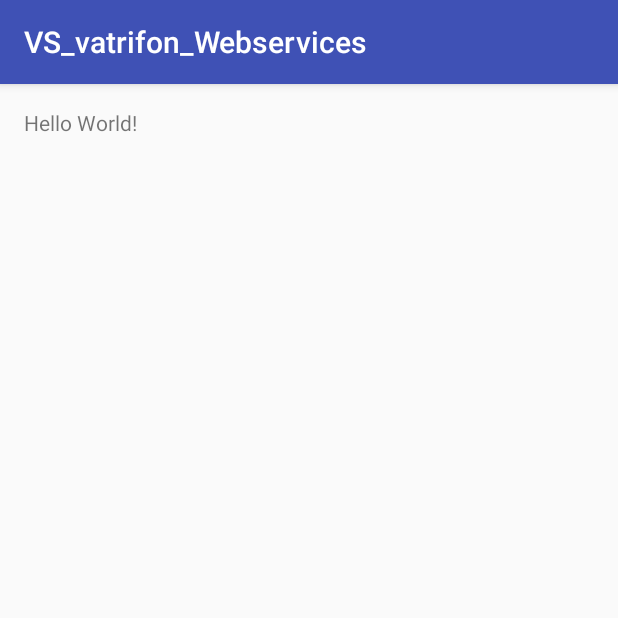
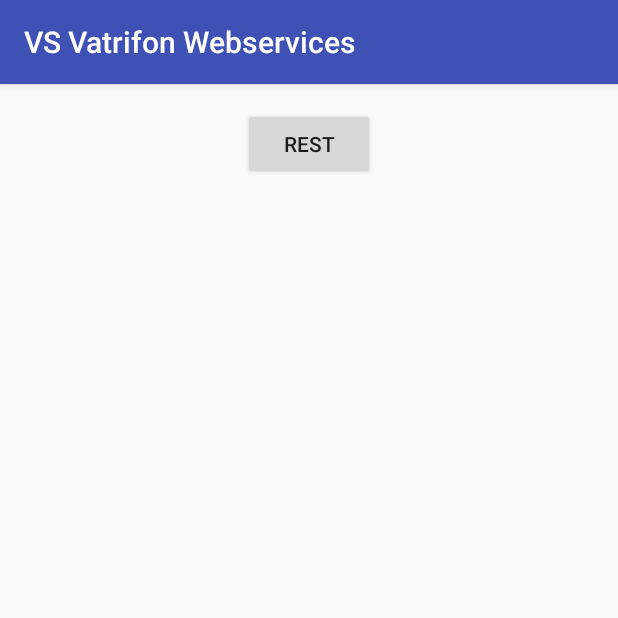
Before and after one commit to JanEberhardt/VS_vatrifon_Webservices, an Android app: the screen it shows after launch (MainActivity), on a phone screen of 412 x 824 dp, the top half of it. Run offline under Robolectric (Android 15) with nearby library versions, the phone set to English and light mode, and no system bars.

```diff
--- a/app/src/main/AndroidManifest.xml
+++ b/app/src/main/AndroidManifest.xml
@@ -15,6 +15,8 @@
                 <category android:name="android.intent.category.LAUNCHER" />
             </intent-filter>
         </activity>
+        <activity android:name=".RestActivity" >
+        </activity>
     </application>
 
 </manifest>
--- a/app/src/main/java/ch/ethz/inf/vs/a2/MainActivity.java
+++ b/app/src/main/java/ch/ethz/inf/vs/a2/MainActivity.java
@@ -1,7 +1,10 @@
 package ch.ethz.inf.vs.a2;
 
+import android.content.Intent;
 import android.support.v7.app.AppCompatActivity;
 import android.os.Bundle;
+import android.view.View;
+import android.widget.Button;
 
 public class MainActivity extends AppCompatActivity {
 
@@ -9,5 +12,14 @@ public class MainActivity extends AppCompatActivity {
     protected void onCreate(Bundle savedInstanceState) {
         super.onCreate(savedInstanceState);
         setContentView(R.layout.activity_main);
+        Button rest = (Button) findViewById(R.id.rest);
+        rest.setOnClickListener(new View.OnClickListener() {
+            @Override
+            public void onClick(View v) {
+                Intent i = new Intent(getApplicationContext(), RestActivity.class);
+                startActivity(i);
+
+            }
+        });
     }
 }
--- a/app/src/main/java/ch/ethz/inf/vs/a2/http/HttpRawRequestImpl.java
+++ b/app/src/main/java/ch/ethz/inf/vs/a2/http/HttpRawRequestImpl.java
@@ -18,7 +18,7 @@ public class HttpRawRequestImpl implements HttpRawRequest{
     @Override
     public String generateRequest() {
         StringBuilder sb = new StringBuilder();
-        sb.append("GET "+host+"/"+path+" HTTP/1.1\r\n");
+        sb.append("GET "+path+" HTTP/1.1\r\n");
         sb.append("Host: "+host+":"+port+"\r\n");
         sb.append("Accept: text/html\r\n");
         sb.append("Connection: close\r\n");
--- a/app/src/main/java/ch/ethz/inf/vs/a2/http/SimpleHttpClientFactory.java
+++ b/app/src/main/java/ch/ethz/inf/vs/a2/http/SimpleHttpClientFactory.java
@@ -6,9 +6,9 @@ package ch.ethz.inf.vs.a2.http;
 public abstract class SimpleHttpClientFactory {
     public static SimpleHttpClient getInstance(Type type) {
         switch (type) {
-/*            case RAW:
+            case RAW:
                 return new RawHttpClient();
-            case LIB:
+            /*case LIB:
                 return new LibHttpClient();*/
             default:
                 return null;
--- a/app/src/main/res/layout/activity_main.xml
+++ b/app/src/main/res/layout/activity_main.xml
@@ -1,11 +1,16 @@
 <?xml version="1.0" encoding="utf-8"?>
-<RelativeLayout xmlns:android="http://schemas.android.com/apk/res/android"
+<LinearLayout xmlns:android="http://schemas.android.com/apk/res/android"
     xmlns:tools="http://schemas.android.com/tools" android:layout_width="match_parent"
     android:layout_height="match_parent" android:paddingLeft="@dimen/activity_horizontal_margin"
     android:paddingRight="@dimen/activity_horizontal_margin"
     android:paddingTop="@dimen/activity_vertical_margin"
-    android:paddingBottom="@dimen/activity_vertical_margin" tools:context=".MainActivity">
+    android:paddingBottom="@dimen/activity_vertical_margin" tools:context=".MainActivity"
+    android:orientation="vertical">
 
-    <TextView android:text="Hello World!" android:layout_width="wrap_content"
-        android:layout_height="wrap_content" />
-</RelativeLayout>
+    <Button
+        android:layout_width="wrap_content"
+        android:layout_height="wrap_content"
+        android:text="@string/rest_button"
+        android:id="@+id/rest"
+        android:layout_gravity="center_horizontal" />
+</LinearLayout>
--- a/app/src/main/res/values/strings.xml
+++ b/app/src/main/res/values/strings.xml
@@ -1,3 +1,4 @@
 <resources>
-    <string name="app_name">VS_vatrifon_Webservices</string>
+    <string name="app_name">VS Vatrifon Webservices</string>
+    <string name="rest_button">Rest</string>
 </resources>
```
Also changed, not shown: app/src/main/java/ch/ethz/inf/vs/a2/RestActivity.java (added, +28 -0 lines), app/src/main/java/ch/ethz/inf/vs/a2/http/RawHttpClient.java (added, +42 -0 lines), app/src/main/res/layout/activity_rest.xml (added, +10 -0 lines).
